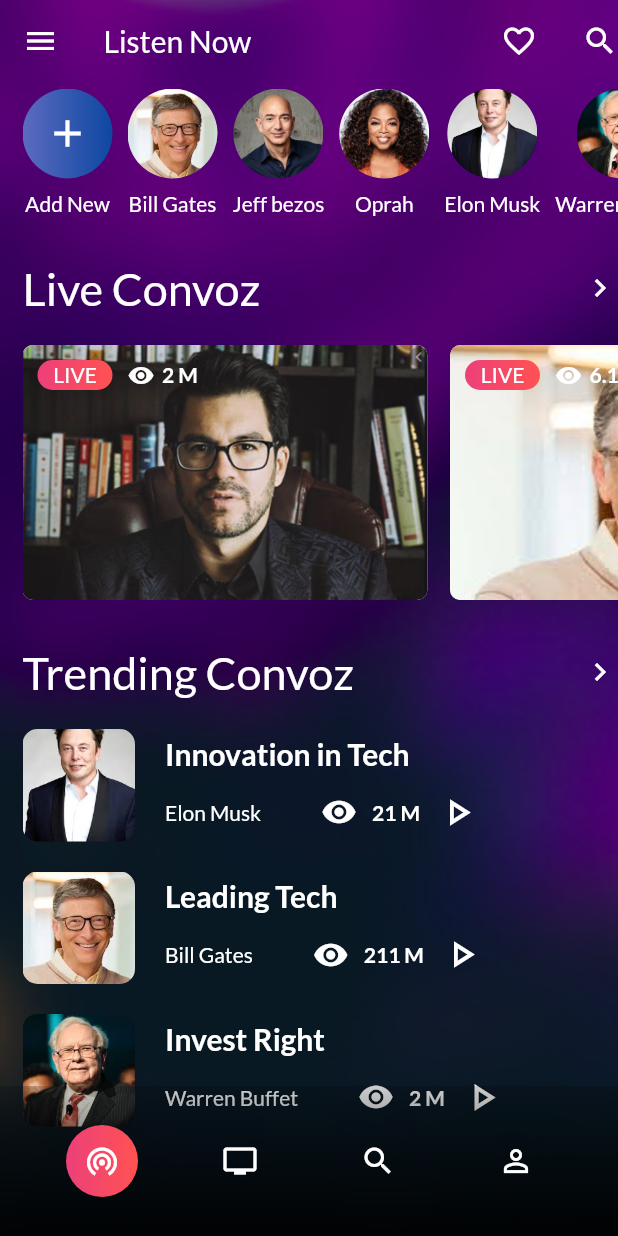
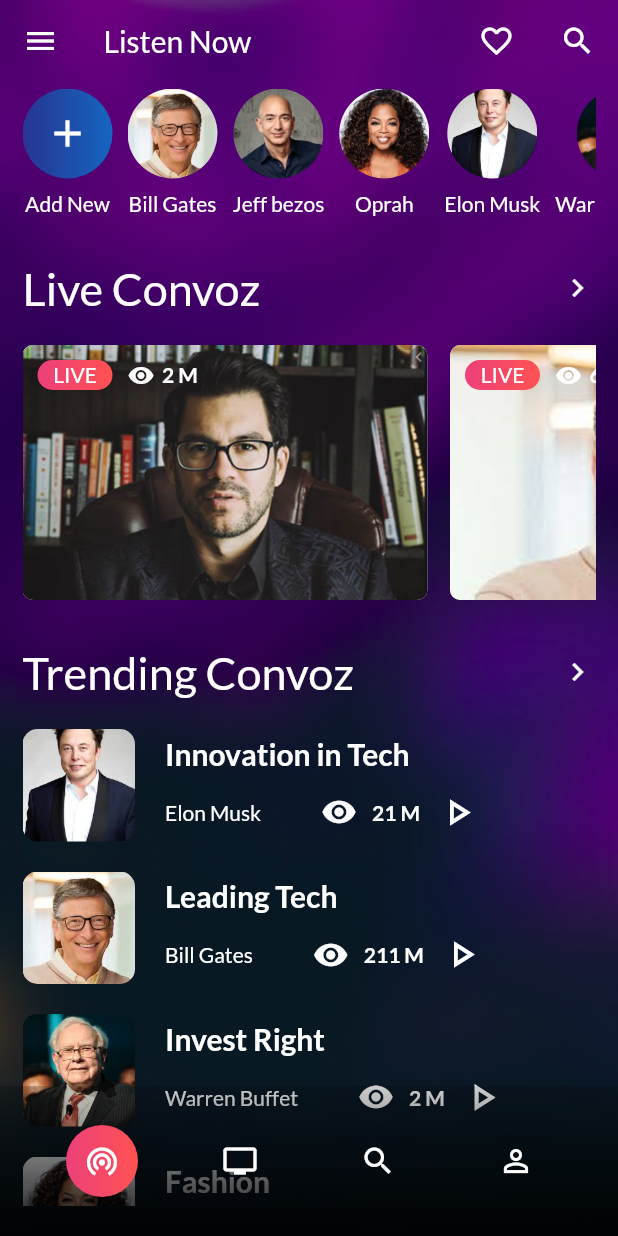
Before and after one commit to Gauravkatva/convoz, a Flutter app: the HomePage screen opened directly, on a phone screen of 412 x 824 dp. Run offline on Flutter 3.47's test engine with Material 2 defaults, Android fonts, the phone set to English and light mode, and no system bars; drawn by our look-alikes of bouncing_widget; our stand-ins replace google_fonts.

Commit message:
bug fixes in home screen and second screen added

```diff
--- a/lib/screens/home.dart
+++ b/lib/screens/home.dart
@@ -2,6 +2,8 @@ import 'package:bouncing_widget/bouncing_widget.dart';
 import 'package:convoz/components/live_convoz.dart';
 import 'package:convoz/components/story.dart';
 import 'package:convoz/components/trending_convoz.dart';
+import 'package:convoz/screens/live_convo.dart';
+import 'package:flutter/cupertino.dart';
 import 'package:flutter/material.dart';
 import 'package:google_fonts/google_fonts.dart';
 
@@ -30,7 +32,7 @@ class _HomePageState extends State<HomePage> {
               ),
             ),
             Padding(
-              padding: const EdgeInsets.fromLTRB(15, 15, 0, 20),
+              padding: const EdgeInsets.fromLTRB(15, 15, 15, 20),
               child: SafeArea(
                 child: SingleChildScrollView(
                   physics: BouncingScrollPhysics(),
@@ -95,8 +97,8 @@ class _HomePageState extends State<HomePage> {
                                       borderRadius: BorderRadius.circular(30),
                                       gradient: LinearGradient(
                                         colors: [
-                                          Colors.indigo[400],
-                                          Colors.blue[900],
+                                          Colors.indigo[800],
+                                          Colors.blue[800],
                                         ],
                                       ),
                                     ),
@@ -160,7 +162,16 @@ class _HomePageState extends State<HomePage> {
                       SizedBox(
                         height: 30,
                       ),
-                      Row(
+                      BouncingWidget(
+                        scaleFactor: 2,
+                        onPressed: () {
+                          Navigator.of(context).push(
+                            CupertinoPageRoute(
+                              builder: (context) => LiveConvo(),
+                            ),
+                          );
+                        },
+                        child: Row(
                           mainAxisAlignment: MainAxisAlignment.spaceBetween,
                           children: [
                             Text(
@@ -172,15 +183,12 @@ class _HomePageState extends State<HomePage> {
                                 ),
                               ),
                             ),
-                          BouncingWidget(
-                            scaleFactor: 2,
-                            onPressed: () {},
-                            child: Icon(
+                            Icon(
                               Icons.keyboard_arrow_right,
                               color: Colors.white,
                             ),
+                          ],
                         ),
-                        ],
                       ),
                       SizedBox(
                         height: 20,
@@ -215,7 +223,10 @@ class _HomePageState extends State<HomePage> {
                       SizedBox(
                         height: 30,
                       ),
-                      Row(
+                      BouncingWidget(
+                        scaleFactor: 2,
+                        onPressed: () {},
+                        child: Row(
                           mainAxisAlignment: MainAxisAlignment.spaceBetween,
                           children: [
                             Text(
@@ -236,6 +247,7 @@ class _HomePageState extends State<HomePage> {
                               ),
                             ),
                           ],
+                        ),
                       ),
                       SizedBox(
                         height: 20,
@@ -263,6 +275,15 @@ class _HomePageState extends State<HomePage> {
                         views: "2 M",
                         title: "Invest Right",
                         name: "Warren Buffet",
+                      ),
+                      SizedBox(
+                        height: 20,
+                      ),
+                      TrendingConvoz(
+                        imagePath: "assets/oprah.png",
+                        views: "25 M",
+                        title: "Fashion",
+                        name: "Oprah",
                       ),
                     ],
                   ),
```
Also changed, not shown: lib/screens/live_convo.dart (added, +136 -0 lines). Lines whose indentation alone changed are shown as unchanged.
